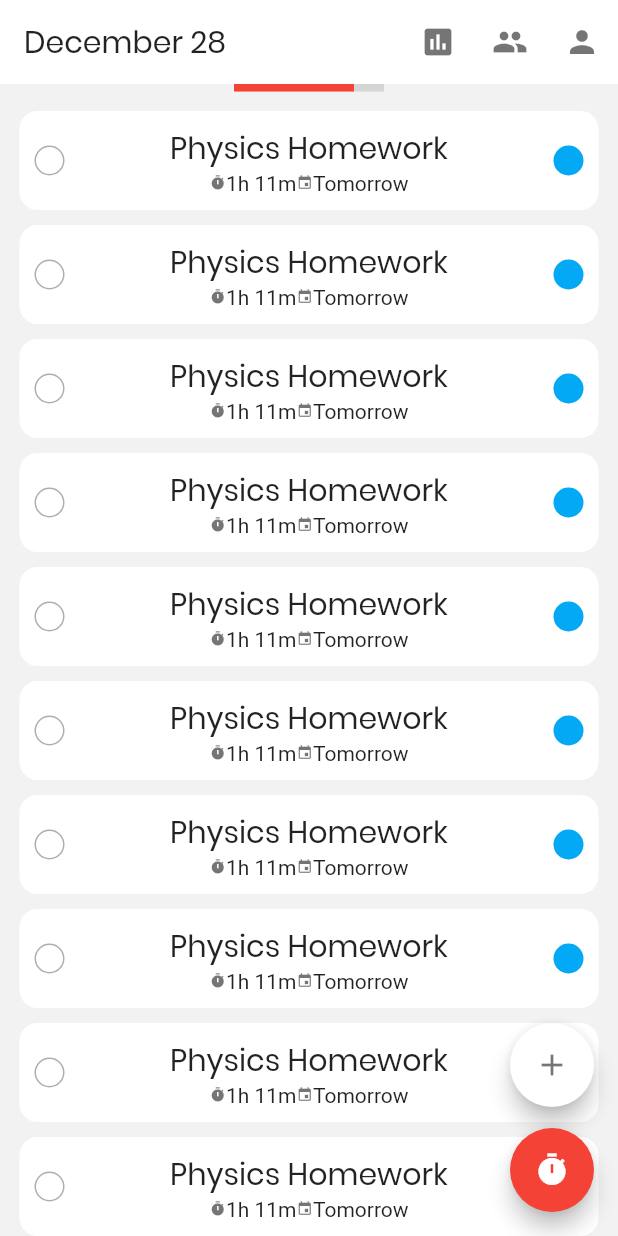
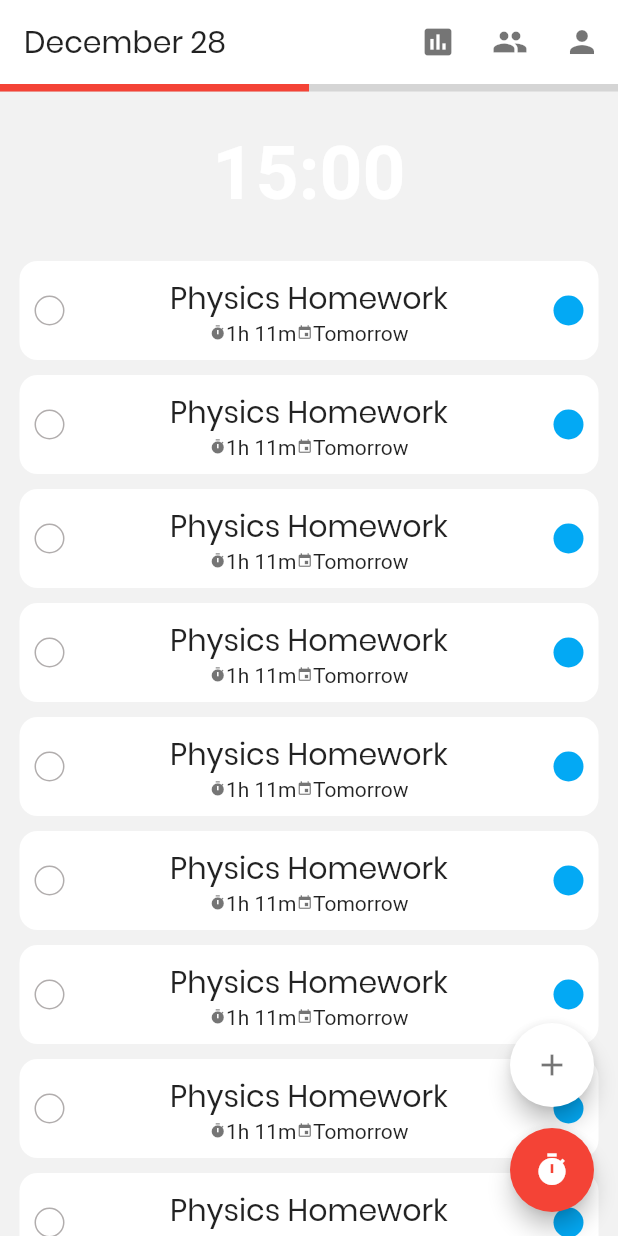
Before and after one commit to eriklangille/pomodoro, a Flutter app: the screen it shows after launch, on a phone screen of 412 x 824 dp. Run offline on Flutter 3.47's test engine with Material 2 defaults, Android fonts, the phone set to English and light mode, and no system bars.

Commit message:
Added file structure.

```diff
--- a/lib/main.dart
+++ b/lib/main.dart
@@ -1,160 +1,5 @@
-// Copyright 2018 The Flutter team. All rights reserved.
-// Use of this source code is governed by a BSD-style license that can be
-// found in the LICENSE file.
-
-import 'package:flutter/material.dart';
-//import 'package:english_words/english_words.dart';
-
-void main() => runApp(MyApp());
-
-class MyApp extends StatelessWidget {
-  @override
-  Widget build(BuildContext context) {
-    return MaterialApp(
-      title: 'Pomodoro',
-      theme: ThemeData(
-        primaryColor: Colors.white,
-      ),
-      home: Pomodoro(),
-    );
-  }
-}
-
-class Pomodoro extends StatefulWidget {
-  @override
-  PomodoroState createState() => PomodoroState();
-}
-
-class PomodoroState extends State<Pomodoro> {
-   TextStyle _titleStyle = const TextStyle(
-    fontSize: 20.0,
-    color: Colors.black87,
-    fontFamily: 'Poppins',
-  );
-  @override
-  Widget build(BuildContext context) {
-    return  Scaffold(
-        appBar: AppBar (
-          title: Text("December 28", style: TextStyle(fontFamily: 'Poppins', color: Colors.black87)),
-          elevation: 0,
-          actions: <Widget>[
-            IconButton(icon: Icon(Icons.insert_chart, color: Colors.black54), onPressed: null,),
-            IconButton(icon: Icon(Icons.group, color: Colors.black54), onPressed: null,),
-            IconButton(icon: Icon(Icons.person, color: Colors.black54), onPressed: null,)
-          ]
-        ),
-        body: _body(),
-        floatingActionButton: _fab(),
-        backgroundColor: const Color(0xfff2f2f2),
-      );
-  }
-
-  Widget _body() => Container(
-    child: Column(
-      children: [
-        _progressBar(),
-        Expanded(child: _taskList())
-      ]
-    ),
-  );
-
-  Widget _progressBar() => Container(
-    height: 5,
-    width: 100,
-    decoration: BoxDecoration(
-      color: Colors.black12
-    ),
-    child: FractionallySizedBox(
-      widthFactor: 0.8,
-      alignment: AlignmentDirectional.topStart,
-        child: Container(
-        color: Colors.red,
-      )
-    ),
-  );
-
-  Widget _taskList() {
-    return ListView.builder(
-        itemCount: 20,
-        scrollDirection: Axis.vertical,
-        shrinkWrap: true,
-        padding: const EdgeInsets.all(8),
-        itemBuilder: (BuildContext ctxt, int index) {
-          return _task("Physics Homework", Colors.blue);
-        }
-    );
-  }
-
-  Widget _task(String title, Color color) =>  Container(
-    child: Row(
-      mainAxisAlignment: MainAxisAlignment.spaceBetween,
-      children: [
-        _circle(true, Color(0xffB1ADAD)),
-        Column(
-            children: [
-              Text(title, style: _titleStyle,),
-              Row(
-                mainAxisAlignment: MainAxisAlignment.spaceBetween,
-                children: [
-                  _tag(Icons.timer, "1h 11m"),
-                  _tag(Icons.event, "Tomorrow")
-                ],
-              )
-            ]
-        ),
-        _circle(false, Colors.lightBlue)
-      ]
-    ),
-    margin: const EdgeInsets.all(5),
-    padding: const EdgeInsets.all(10.0),
-    decoration: BoxDecoration(
-      color: const Color(0xffffffff),
-      borderRadius: BorderRadius.circular(12),
-    ),
-  );
-
-  Widget _fab() => Stack(
-    children: <Widget>[
-      Padding(padding: EdgeInsets.only(bottom:70),
-        child: Align(
-          alignment: Alignment.bottomRight,
-          child: FloatingActionButton(
-            onPressed: null,
-            backgroundColor: Colors.white,
-            child: Icon(Icons.add, color: Colors.black54,),),
-        ),),
-
-      Align(
-        alignment: Alignment.bottomRight,
-        child: FloatingActionButton(
-          onPressed: null,
-          backgroundColor: Colors.red,
-          child: Icon(Icons.timer),),
-      ),
-    ],
-  );
-
-  Widget _circle(bool border, Color color) => Container(
-    width: 20,
-    height: 20,
-    decoration: BoxDecoration(
-        shape: BoxShape.circle,
-        color: border ? Color(0) : color,
-        border: border ? Border.all(
-          color: color,
-          width: 1,
-        ) : null,
-    ),
-  );
-
-  Widget _tag(IconData icon, String text) => Container(
-    child: Row(
-      children: [
-        Icon(icon, color: Colors.black54, size: 11,),
-        Text(text)
-      ],
-    ),
-  );
 
 
-}
+import 'routes.dart';
+
+void main() => new Routes();
--- /dev/null
+++ b/lib/routes.dart
@@ -0,0 +1,16 @@
+import 'package:flutter/material.dart';
+import 'screens/home/index.dart';
+
+class Routes {
+  final routes = <String, WidgetBuilder>{
+    '/home': (BuildContext context) => new MyApp()
+  };
+
+  Routes () {
+    runApp(new MaterialApp(
+      title: 'Pomodoro',
+      routes: routes,
+      home: new MyApp(),
+    ));
+  }
+}
--- /dev/null
+++ b/lib/screens/home/home.dart
@@ -0,0 +1,169 @@
+import 'package:flutter/material.dart';
+
+class MyApp extends StatelessWidget {
+  @override
+  Widget build(BuildContext context) {
+    return MaterialApp(
+      title: 'Pomodoro',
+      theme: ThemeData(
+        primaryColor: Colors.white,
+      ),
+      home: Pomodoro(),
+    );
+  }
+}
+
+class Pomodoro extends StatefulWidget {
+  @override
+  PomodoroState createState() => PomodoroState();
+}
+
+class PomodoroState extends State<Pomodoro> {
+  TextStyle _titleStyle = const TextStyle(
+    fontSize: 20.0,
+    color: Colors.black87,
+    fontFamily: 'Poppins',
+  );
+  TextStyle _clockStyle = const TextStyle(
+    fontSize: 50.0,
+    fontWeight: FontWeight.bold,
+    color: Colors.white,
+    fontFamily: 'Roboto',
+  );
+  @override
+  Widget build(BuildContext context) {
+    return  Scaffold(
+      appBar: AppBar (
+          title: Text("December 28", style: TextStyle(fontFamily: 'Poppins', color: Colors.black87)),
+          elevation: 0,
+          actions: <Widget>[
+            IconButton(icon: Icon(Icons.insert_chart, color: Colors.black54), onPressed: null,),
+            IconButton(icon: Icon(Icons.group, color: Colors.black54), onPressed: null,),
+            IconButton(icon: Icon(Icons.person, color: Colors.black54), onPressed: null,)
+          ]
+      ),
+      body: _body(),
+      floatingActionButton: _fab(),
+      backgroundColor: const Color(0xfff2f2f2),
+    );
+  }
+
+  Widget _body() => Container(
+    child: Column(
+        children: [
+          _progressBar(0.5),
+          _clock(15, 0),
+          Expanded(child: _taskList())
+        ]
+    ),
+  );
+
+  Widget _progressBar(double progress) => Container(
+    height: 5,
+    width: double.infinity,
+    decoration: BoxDecoration(
+        color: Colors.black12
+    ),
+    child: FractionallySizedBox(
+        widthFactor: progress,
+        alignment: AlignmentDirectional.topStart,
+        child: Container(
+          color: Colors.red,
+        )
+    ),
+  );
+
+  Widget _clock(int minute, int second) => Container(
+    height: 100,
+//    color: Colors.amber,
+    padding: EdgeInsets.fromLTRB(10, 10, 10, 0),
+    width: double.infinity,
+    alignment: Alignment(0,0),
+    child: Text("$minute:${second < 10 ? "0" : ""}$second", style: _clockStyle,),
+  );
+
+  Widget _taskList() {
+    return ListView.builder(
+        itemCount: 20,
+        scrollDirection: Axis.vertical,
+        shrinkWrap: true,
+        padding: const EdgeInsets.all(8),
+        itemBuilder: (BuildContext ctxt, int index) {
+          return _task("Physics Homework", Colors.blue);
+        }
+    );
+  }
+
+  Widget _task(String title, Color color) =>  Container(
+    child: Row(
+        mainAxisAlignment: MainAxisAlignment.spaceBetween,
+        children: [
+          _circle(true, Color(0xffB1ADAD)),
+          Column(
+              children: [
+                Text(title, style: _titleStyle,),
+                Row(
+                  mainAxisAlignment: MainAxisAlignment.spaceBetween,
+                  children: [
+                    _tag(Icons.timer, "1h 11m"),
+                    _tag(Icons.event, "Tomorrow")
+                  ],
+                )
+              ]
+          ),
+          _circle(false, Colors.lightBlue)
+        ]
+    ),
+    margin: const EdgeInsets.all(5),
+    padding: const EdgeInsets.all(10.0),
+    decoration: BoxDecoration(
+      color: const Color(0xffffffff),
+      borderRadius: BorderRadius.circular(12),
+    ),
+  );
+
+  Widget _fab() => Stack(
+    children: <Widget>[
+      Padding(padding: EdgeInsets.only(bottom:70),
+        child: Align(
+          alignment: Alignment.bottomRight,
+          child: FloatingActionButton(
+            onPressed: null,
+            backgroundColor: Colors.white,
+            child: Icon(Icons.add, color: Colors.black54,),),
+        ),),
+
+      Align(
+        alignment: Alignment.bottomRight,
+        child: FloatingActionButton(
+          onPressed: null,
+          backgroundColor: Colors.red,
+          child: Icon(Icons.timer),),
+      ),
+    ],
+  );
+
+  Widget _circle(bool border, Color color) => Container(
+    width: 20,
+    height: 20,
+    decoration: BoxDecoration(
+      shape: BoxShape.circle,
+      color: border ? Color(0) : color,
+      border: border ? Border.all(
+        color: color,
+        width: 1,
+      ) : null,
+    ),
+  );
+
+  Widget _tag(IconData icon, String text) => Container(
+    child: Row(
+      children: [
+        Icon(icon, color: Colors.black54, size: 11,),
+        Text(text)
+      ],
+    ),
+  );
+
+
+}
--- /dev/null
+++ b/lib/screens/home/index.dart
@@ -0,0 +1 @@
+export 'home.dart';
```
Also changed, not shown: 1 other file.
